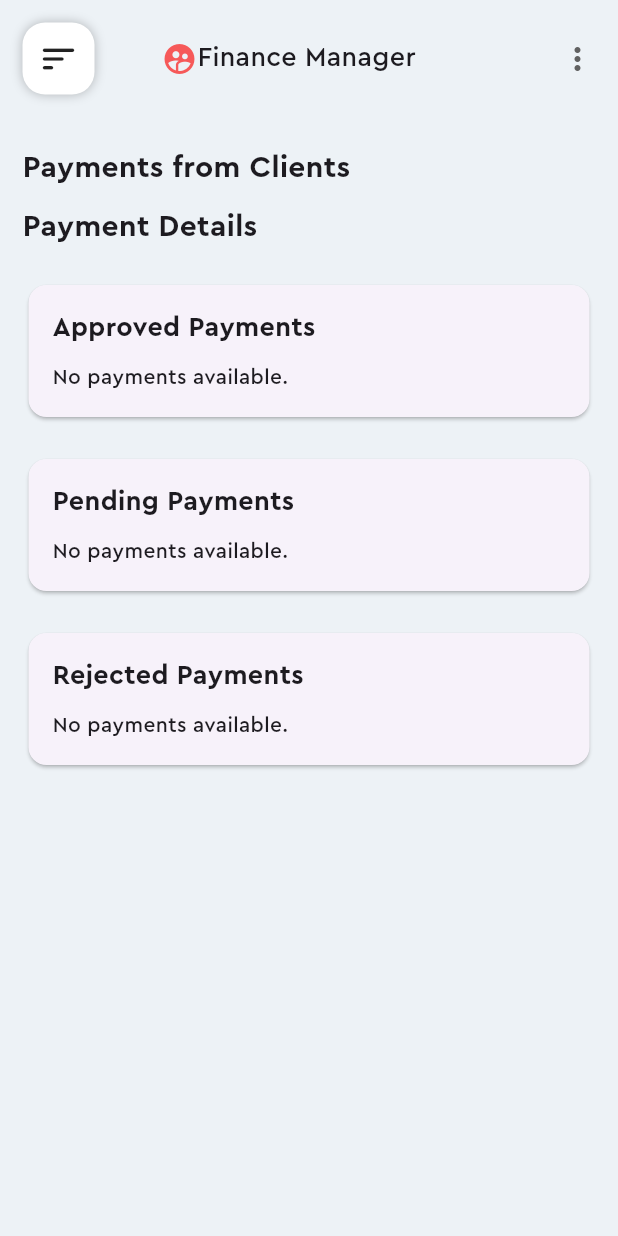
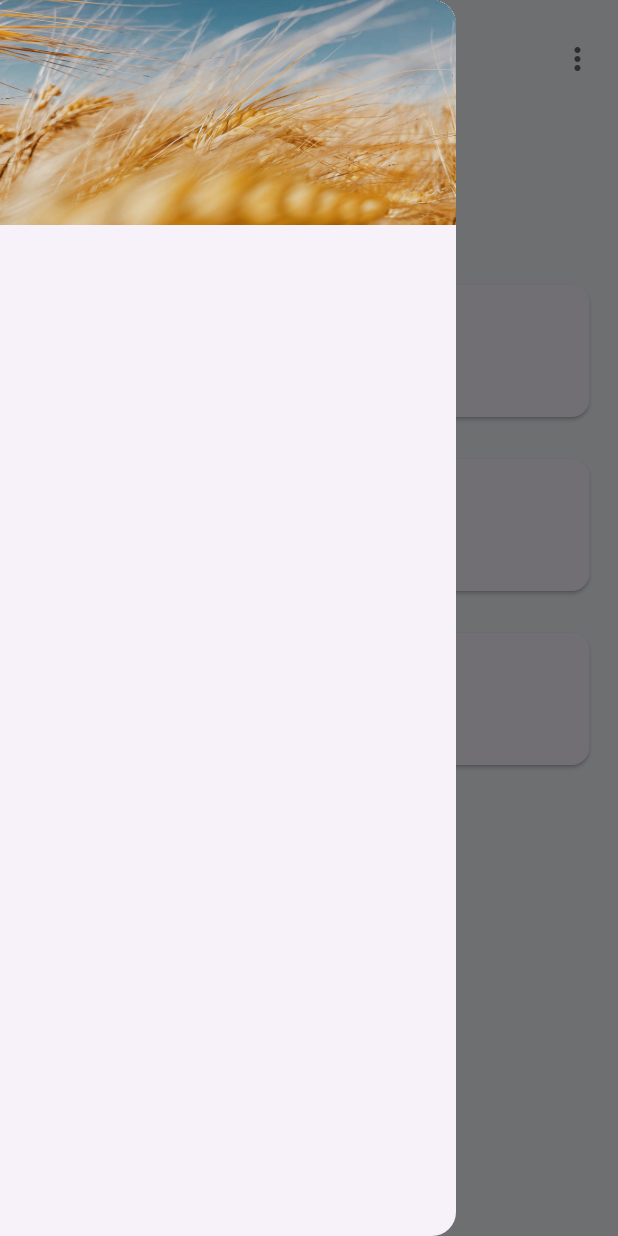
Before and after one commit to njogubless/HikersAfrique, a Flutter app: the FinanceManagerHome screen opened directly, after a tap on the "sort" icon, on a phone screen of 412 x 824 dp. Run offline on Flutter 3.47's test engine with Material 3 defaults, Android fonts, the phone set to English and light mode, and no system bars; our stand-ins replace cloud_firestore, curved_navigation_bar, email_validator, firebase_auth, firebase_core, firebase_storage and 5 more; missing offline and left inert: dart:ffi; accounts and stored records are empty.

```diff
--- a/lib/screens/finance_manager/finance_manager_home.dart
+++ b/lib/screens/finance_manager/finance_manager_home.dart
@@ -12,8 +12,8 @@ class FinanceManagerHome extends StatelessWidget {
   Widget build(BuildContext context) {
     final user = Provider.of<AuthNotifier>(context).user!;
     return Scaffold(
-      appBar:const PreferredSize(
-        preferredSize:Size.fromHeight(90.0),
+      appBar: const PreferredSize(
+        preferredSize: Size.fromHeight(90.0),
         child: FinanceManagerAppBar(),
       ),
       drawer: Drawer(
@@ -21,7 +21,7 @@ class FinanceManagerHome extends StatelessWidget {
           child: Column(
             children: [
               Image.asset(
-                'Image/wheat.jpg',
+                'assets/images/wheat.jpg',
                 fit: BoxFit.fitWidth,
                 height: 150,
                 width: double.infinity,
@@ -39,13 +39,13 @@ class FinanceManagerHome extends StatelessWidget {
           ),
         ),
       ),
-      body:const Padding(
+      body: const Padding(
         padding: EdgeInsets.only(left: 15, right: 15, top: 20.0),
         child: Column(
           crossAxisAlignment: CrossAxisAlignment.stretch,
           children: [
             Row(
-              children:[
+              children: [
                 Text(
                   'Payments from Clients',
                   style: TextStyle(
@@ -216,7 +216,9 @@ class FinanceManagerAppBar extends StatelessWidget {
           mainAxisAlignment: MainAxisAlignment.spaceBetween,
           children: [
             InkWell(
-              onTap: () {},
+              onTap: () {
+                Scaffold.of(context).openDrawer();
+              },
               child: Container(
                 padding: const EdgeInsets.all(10.0),
                 decoration: BoxDecoration(
```
